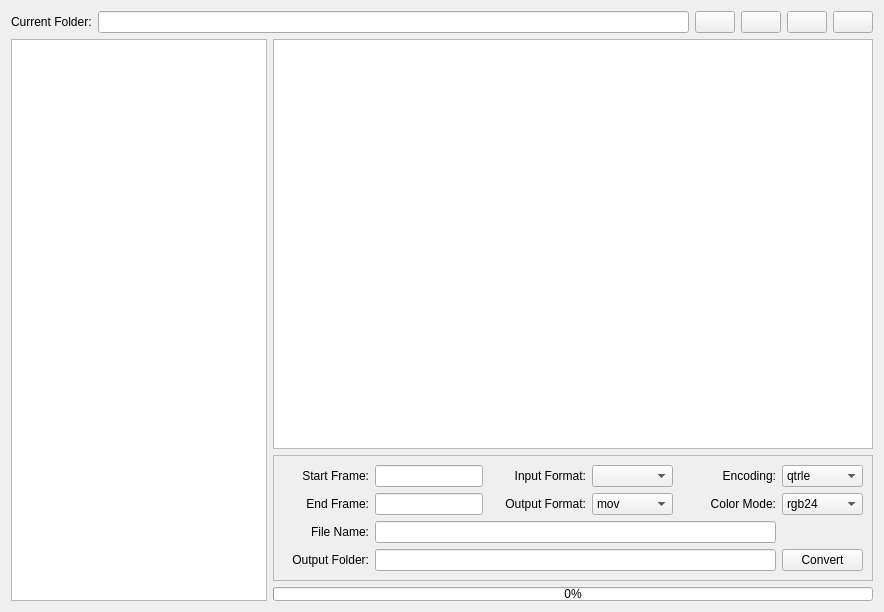
sanath111/FileConverter, file uiFiles/file_converter.ui: the form before one commit.
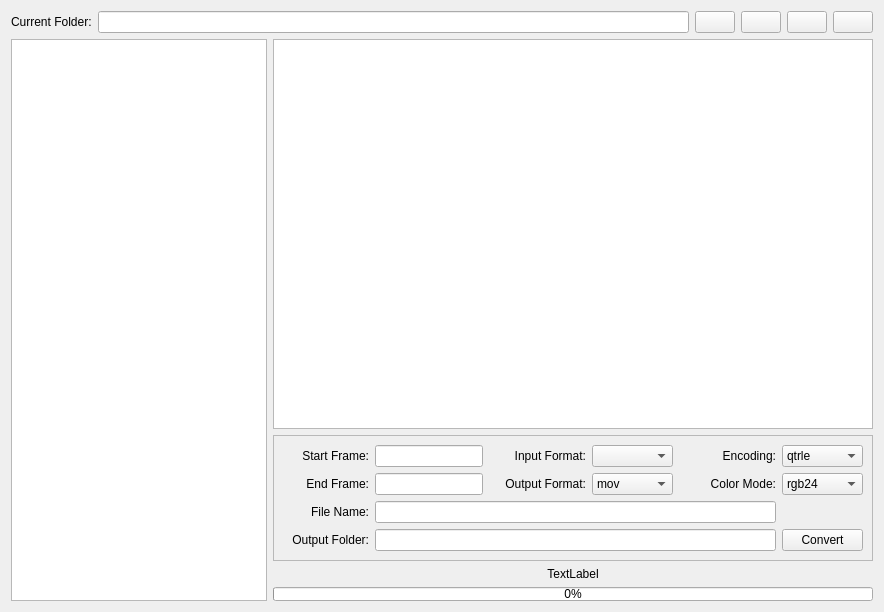
The form after the commit.

```diff
--- a/uiFiles/file_converter.ui
+++ b/uiFiles/file_converter.ui
@@ -331,7 +331,7 @@
      </layout>
     </widget>
    </item>
-   <item row="1" column="0" rowspan="3">
+   <item row="1" column="0" rowspan="4">
     <widget class="QTreeView" name="treeDirs">
      <property name="sizePolicy">
       <sizepolicy hsizetype="Preferred" vsizetype="Expanding">
@@ -365,7 +365,7 @@
      </property>
     </widget>
    </item>
-   <item row="3" column="1">
+   <item row="4" column="1">
     <widget class="QProgressBar" name="progressBar">
      <property name="sizePolicy">
       <sizepolicy hsizetype="Expanding" vsizetype="Preferred">
@@ -391,6 +391,16 @@
      </property>
     </widget>
    </item>
+   <item row="3" column="1">
+    <widget class="QLabel" name="messages">
+     <property name="text">
+      <string>TextLabel</string>
+     </property>
+     <property name="alignment">
+      <set>Qt::AlignCenter</set>
+     </property>
+    </widget>
+   </item>
   </layout>
  </widget>
  <resources/>
```
